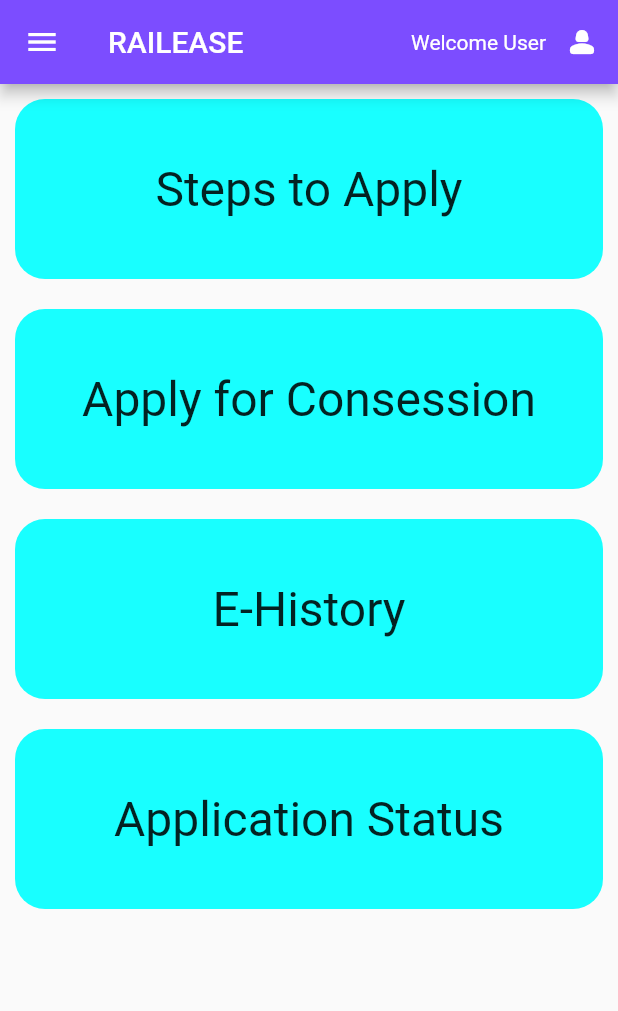
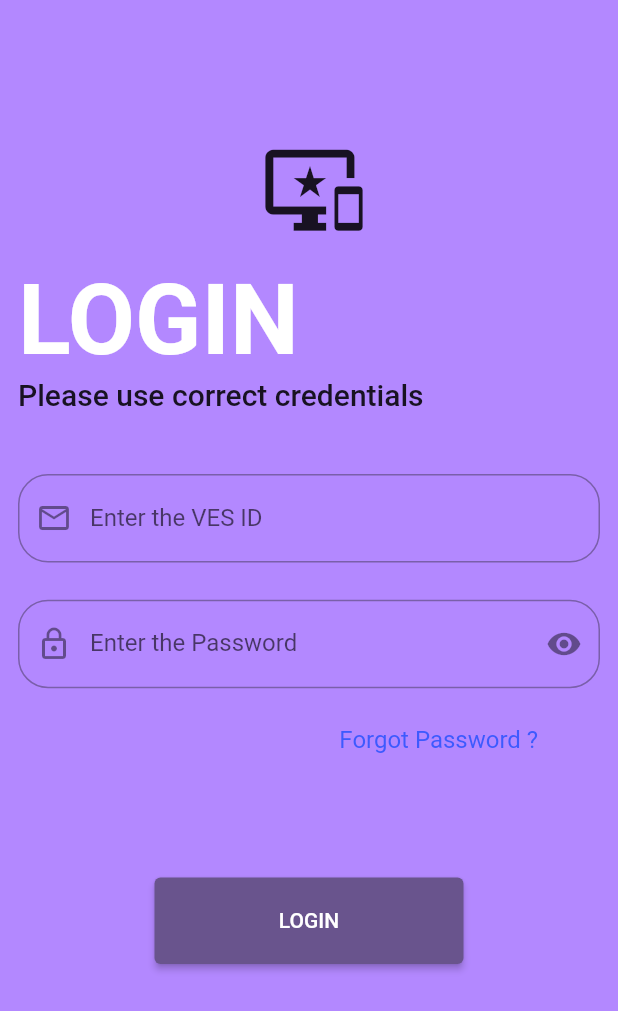
Before and after one commit to tejasgadge2504/RAILEASE, a Flutter app: the screen it shows after launch, after a tap on "LOGIN", on a phone screen of 412 x 824 dp. Shown: the top 1011 px of the screen. Run offline on Flutter 3.47's test engine with Material 3 defaults, Android fonts, the phone set to English and light mode, and no system bars.

Commit message:
Tejas Gadge added Login page , welcome screen updated

```diff
--- /dev/null
+++ b/lib/LoginPage.dart
@@ -0,0 +1,152 @@
+import 'package:flutter/foundation.dart';
+import 'package:flutter/material.dart';
+import 'package:mine_app/main.dart';
+import 'package:mine_app/src/constants/colors.dart';
+import 'package:mine_app/src/constants/strings.dart';
+
+class LoginPage extends StatelessWidget{
+
+  final emailController = TextEditingController();
+  final passwordController = TextEditingController();
+  bool passToggle = true;
+
+  @override
+  Widget build(BuildContext context) {
+
+    var size = MediaQuery.of(context).size;
+
+    return Scaffold(
+
+      backgroundColor: tlogin_color.shade100 ,
+      body: SingleChildScrollView(
+        // child: Container(
+        //   height: size.height,
+        //   width: size.width,
+        //   color: tlogin_color.shade100 ,
+
+          child: Padding(
+            padding: const EdgeInsets.all(12.0),
+            child: Column(
+              crossAxisAlignment: CrossAxisAlignment.start,
+              children: [
+                SizedBox(height: size.height*0.1,),
+
+                Row(
+                   children: [
+                     SizedBox(width: size.width*0.4,),
+                     Icon(Icons.important_devices,size: 65.0,),
+                   ],
+                ),
+
+                SizedBox(height: size.height*0.02,),
+                Text('LOGIN',style: TextStyle(fontWeight: FontWeight.w600,fontSize: 65,color: tlogin_title_color),),
+                Text('Please use correct credentials', style: TextStyle(fontSize: 20,fontWeight: FontWeight.w500),textAlign: TextAlign.center),
+
+
+
+                  Form(
+                      child: Column(
+
+                        children: [
+                      SizedBox(height: size.height*0.05,),
+                      TextFormField(
+                        keyboardType: TextInputType.emailAddress,
+                        controller: emailController,
+                        style: TextStyle(color: Colors.white),
+                        decoration: const InputDecoration(
+                          prefixIcon: Icon(Icons.email_outlined),
+
+                          labelText: tEmail_Input,suffixStyle: TextStyle(fontWeight: FontWeight.w900),
+                          hintText: tEmail_Input,
+                          border: OutlineInputBorder(borderRadius: BorderRadius.all(Radius.circular(20.0)),borderSide: BorderSide(color: tButton_border)),
+                        ),
+                      ),
+                      SizedBox(height: size.height*0.03,),
+                      TextFormField(
+                        keyboardType: TextInputType.visiblePassword,
+                        controller: passwordController,
+                        style: TextStyle(color: Colors.white),
+                        decoration: const InputDecoration(
+                          prefixIcon: Icon(Icons.lock_outline),
+                          labelText: tpasswd_Input,suffixStyle: TextStyle(fontWeight: FontWeight.w900),
+                          hintText: tpasswd_Input,prefixStyle: TextStyle(color: Colors.white),
+                          border: OutlineInputBorder(borderRadius: BorderRadius.all(Radius.circular(20.0)),borderSide: BorderSide(color: tButton_border)),
+                          suffixIcon: Icon(Icons.remove_red_eye,),
+
+                        ),
+                      ),
+
+
+                     SizedBox(height: size.height*0.03,),
+
+                     Row(
+                       children: [
+                         SizedBox(width: size.width*0.52,),
+                         InkWell(
+
+                             onTap: (){},
+                             child: Text('Forgot Password ?',style: TextStyle(
+                               fontSize: 16,
+                               color: tforgot_password.shade400,
+
+                             ),)
+                         ),
+                       ],
+
+                     ),
+                      SizedBox(height: size.height*0.1,),
+
+
+                     SizedBox(
+                       width: size.width * 0.5,
+                       height: size.height*0.07,
+                       child: ElevatedButton(
+                         onPressed: (){
+                         // if(){
+                           Navigator.of(context).push(_createRoute());
+                         // }
+                         // else{
+                         //   Text('Invalid Credentials please fill correctly');
+                         // }
+                       },
+
+                                  child: Text('LOGIN'),
+                              ),
+                     ),
+
+                      ]
+                  ),
+                  ),
+
+
+
+
+                 ],
+            ),
+          ),
+
+        // ),
+      ),
+    );
+  }
+}
+
+
+
+Route _createRoute() {
+  return PageRouteBuilder(
+    pageBuilder: (context, animation, secondaryAnimation) =>  MyHomePage(),
+    transitionsBuilder: (context, animation, secondaryAnimation, child) {
+      const begin = Offset(0.0, 1.0);
+      const end = Offset.zero;
+      const curve = Curves.easeIn;
+
+      var tween = Tween(begin: begin, end: end).chain(CurveTween(curve: curve));
+
+      return SlideTransition(
+        position: animation.drive(tween),
+        child: child,
+      );
+    },
+  );
+}
--- a/lib/src/constants/colors.dart
+++ b/lib/src/constants/colors.dart
@@ -5,3 +5,11 @@ const tapp_color = Colors.cyanAccent;
 const tbutton_widget_color = Colors.cyanAccent;
 
 const tAppbar_color = Colors.deepPurpleAccent;
+
+const tlogin_color = Colors.deepPurpleAccent;
+
+const tlogin_title_color = Colors.white;
+
+const tButton_border = Colors.black ;
+
+const tforgot_password = Colors.indigoAccent ;
--- /dev/null
+++ b/lib/src/constants/strings.dart
@@ -0,0 +1,5 @@
+import 'package:flutter/material.dart';
+
+const tEmail_Input = 'Enter the VES ID' ;
+
+const tpasswd_Input = 'Enter the Password' ;
--- a/lib/welcome_Screen.dart
+++ b/lib/welcome_Screen.dart
@@ -1,4 +1,5 @@
 import 'package:flutter/material.dart';
+import 'package:mine_app/LoginPage.dart';
 import 'package:mine_app/main.dart';
 import 'package:mine_app/src/constants/colors.dart';
 import 'package:mine_app/src/constants/images.dart';
@@ -34,12 +35,12 @@ class Welcome_Screen extends StatelessWidget{
             Text('Student',style: TextStyle(fontSize: 30, fontWeight: FontWeight.w400), ),
             SizedBox(height: 65,),
             Text('Please Kindly Login or SignUp on the App',style: TextStyle(fontSize: 20, fontWeight: FontWeight.w400),textAlign: TextAlign.center,),
-            SizedBox(height: height*0.2,),
+            SizedBox(height: height*0.06,),
             Row(
               children: [
                 SizedBox(width: width*0.1,),
                 Expanded(child: ElevatedButton(onPressed: (){
-                  Navigator.pushReplacement(context, MaterialPageRoute(builder: (context) => MyHomePage(),));
+                  Navigator.of(context).push(_createRoute());
                 }, child: Text('LOGIN'),style: ElevatedButton.styleFrom(
                   side: BorderSide(color: tAppbar_color),
                   padding: EdgeInsets.symmetric(vertical: 15),
@@ -53,8 +54,22 @@ class Welcome_Screen extends StatelessWidget{
                 SizedBox(width: width*0.1,),
 
               ],
-            )
+            ),
+        SizedBox(height: height*0.03,),
+            Text('OR'),
+            SizedBox(height: height*0.03,),
 
+            SizedBox(
+              width: width*0.5,
+              child: ElevatedButton(onPressed: (){
+                Navigator.of(context).push(_createRoute());
+              }, child: Text('ADMIN\'s Corner',style: TextStyle(
+              ),),style: ElevatedButton.styleFrom(
+                side: BorderSide(color: tAppbar_color),
+                padding: EdgeInsets.symmetric(vertical: 15),
+              ),)
+
+            ),
                 ],
               ),
 
@@ -65,3 +80,21 @@ class Welcome_Screen extends StatelessWidget{
     );
   }
 }
+
+Route _createRoute() {
+  return PageRouteBuilder(
+    pageBuilder: (context, animation, secondaryAnimation) =>  LoginPage(),
+    transitionsBuilder: (context, animation, secondaryAnimation, child) {
+      const begin = Offset(0.0, 1.0);
+      const end = Offset.zero;
+      const curve = Curves.easeIn;
+
+      var tween = Tween(begin: begin, end: end).chain(CurveTween(curve: curve));
+
+      return SlideTransition(
+        position: animation.drive(tween),
+        child: child,
+      );
+    },
+  );
+}
```
